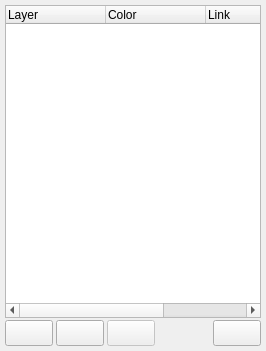
Above: glue/qt/ui/layertree.ui from glue-viz/glue before the change. Below: the same form after it.
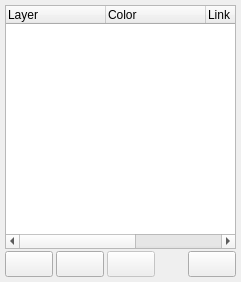
That is the form after the change. Icons and pictures are not drawn. Custom widgets are drawn as their Qt base class.

Commit message: Terminal window button displays dialog on terminal error. #80

Diff of the .ui file:
```diff
--- a/glue/qt/ui/layertree.ui
+++ b/glue/qt/ui/layertree.ui
@@ -6,8 +6,8 @@
    <rect>
     <x>0</x>
     <y>0</y>
-    <width>266</width>
-    <height>351</height>
+    <width>241</width>
+    <height>282</height>
    </rect>
   </property>
   <property name="windowTitle">
```
The commit also changes 2 other files.
